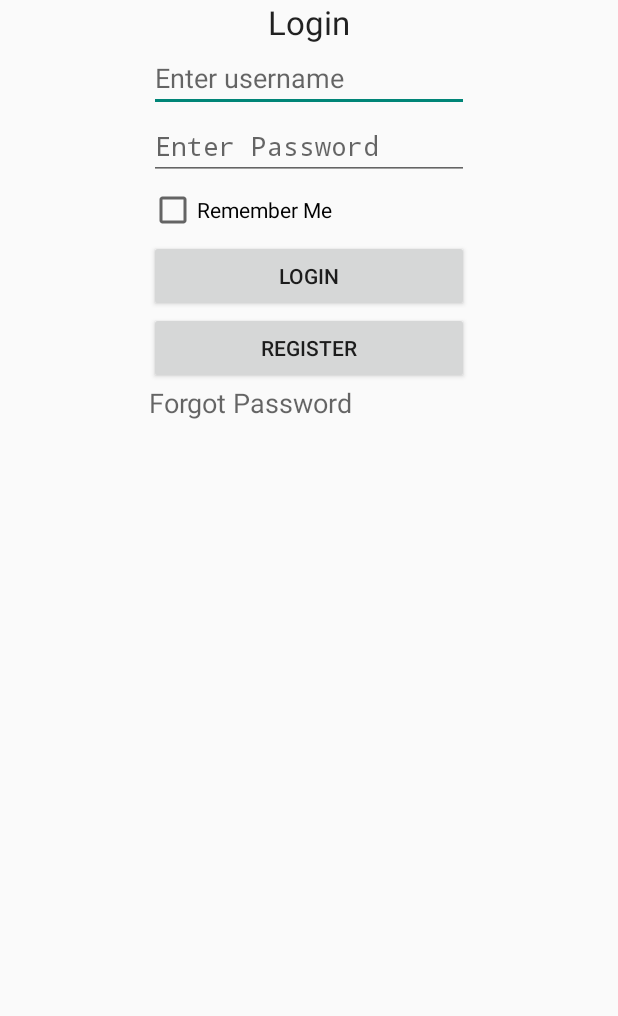
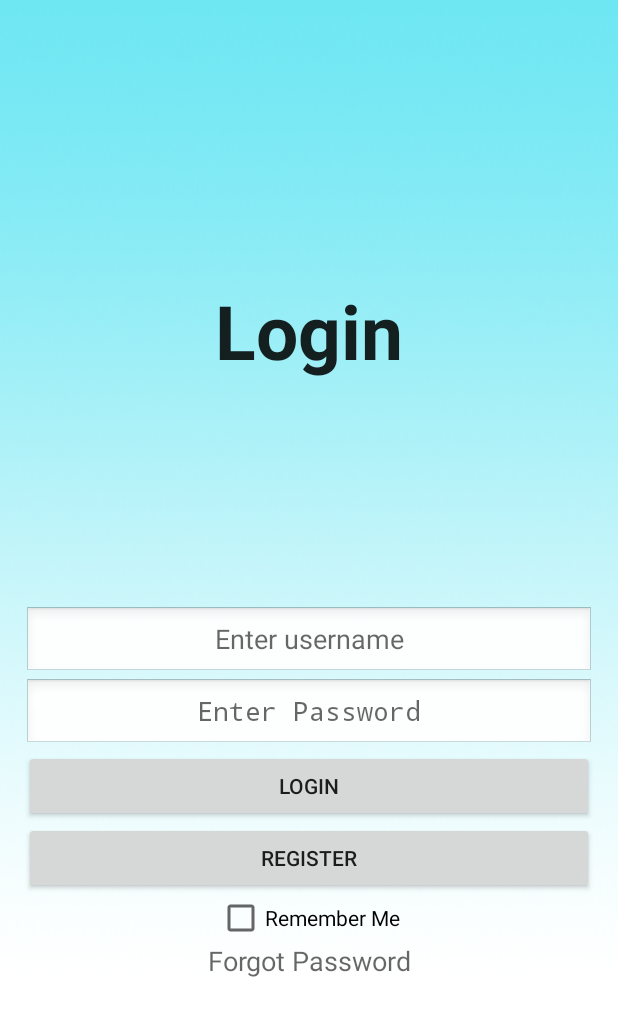
Before and after one commit to Brockify/FindMyPeepsApp, an Android app: the screen it shows after launch (Login), on a phone screen of 412 x 824 dp. Shown: the top 1016 px of the screen. Run offline under Robolectric (Android 15) with nearby library versions, the phone set to English and light mode, and no system bars.

Commit message:
Login page temp update
Added the logo and changed layout a bit, gonna keep working on it, not
done at all.

```diff
--- a/app/src/main/res/layout/activity_login.xml
+++ b/app/src/main/res/layout/activity_login.xml
@@ -1,20 +1,24 @@
 <?xml version="1.0" encoding="utf-8"?>
 <RelativeLayout xmlns:android="http://schemas.android.com/apk/res/android"
-    xmlns:tools="http://schemas.android.com/tools"
-    android:layout_width="match_parent"
-    android:layout_height="wrap_content"
-
-    android:orientation="vertical" >
+    xmlns:tools="http://schemas.android.com/tools" android:layout_width="match_parent"
+    android:layout_height="match_parent" android:paddingLeft="@dimen/activity_horizontal_margin"
+    android:paddingRight="@dimen/activity_horizontal_margin"
+    android:paddingTop="@dimen/activity_vertical_margin"
+    android:background="@drawable/background"
+    android:gravity="center_vertical|center_horizontal">
 
     <Button
         android:id="@+id/login"
-        android:layout_width="118dp"
+        android:layout_width="fill_parent"
         android:layout_height="wrap_content"
         android:layout_alignLeft="@+id/password"
         android:layout_alignRight="@+id/password"
         android:layout_below="@+id/password"
         android:text="login"
-        android:nestedScrollingEnabled="false" />
+        android:nestedScrollingEnabled="false"
+        android:layout_centerInParent="true"
+        android:layout_alignParentEnd="false"
+        android:gravity="center" />
 
     <TextView
         android:layout_width="wrap_content"
@@ -23,36 +27,47 @@
         android:text="Login"
         android:id="@+id/Log"
         android:layout_alignParentTop="true"
-        android:layout_centerHorizontal="true" />
+        android:layout_centerHorizontal="true"
+        android:paddingBottom="150dp"
+        android:textSize="50dp"
+        android:textStyle="bold" />
 
     <EditText
         android:id="@+id/username"
-        android:layout_width="wrap_content"
+        android:layout_width="fill_parent"
         android:layout_height="wrap_content"
         android:ems="10"
         android:focusable="true"
         android:hint="Enter username"
+        android:background="@android:drawable/edit_text"
+        android:textColor="@android:color/primary_text_light"
         android:imeOptions="actionNext"
         android:singleLine="true"
         android:layout_below="@+id/Log"
         android:layout_alignLeft="@+id/password"
-        android:layout_alignStart="@+id/password" />
+        android:layout_alignStart="@+id/password"
+        android:layout_centerInParent="true"
+        android:layout_alignParentEnd="false"
+        android:gravity="center" />
 
     <EditText
         android:id="@+id/password"
-        android:layout_width="wrap_content"
+        android:layout_width="fill_parent"
         android:layout_height="wrap_content"
-        android:layout_below="@+id/username"
-        android:layout_centerHorizontal="true"
+        android:background="@android:drawable/edit_text"
+        android:textColor="@android:color/primary_text_light"
         android:ems="10"
         android:hint="Enter Password"
         android:imeOptions="actionDone"
         android:password="true"
         android:singleLine="true"
-        android:layout_marginBottom="40dp"/>
+        android:layout_below="@+id/username"
+        android:layout_centerInParent="true"
+        android:layout_alignParentEnd="false"
+        android:gravity="center" />
 
     <Button
-        android:layout_width="wrap_content"
+        android:layout_width="fill_parent"
         android:layout_height="wrap_content"
         android:text="register"
         android:id="@+id/registerlog"
@@ -60,31 +75,31 @@
         android:layout_alignLeft="@+id/login"
         android:layout_alignStart="@+id/login"
         android:layout_alignRight="@+id/login"
-        android:layout_alignEnd="@+id/login" />
+        android:layout_alignEnd="@+id/login"
+        android:layout_centerInParent="true"
+        android:layout_alignParentEnd="false"
+        android:gravity="center" />
 
     <CheckBox
         android:layout_width="wrap_content"
         android:layout_height="wrap_content"
         android:text="Remember Me"
         android:id="@+id/remember"
-        android:layout_centerVertical="true"
-        android:layout_alignLeft="@+id/login"
-        android:layout_alignStart="@+id/login" />
+        android:layout_below="@+id/registerlog"
+        android:layout_centerHorizontal="true"
+        android:gravity="center_vertical|center_horizontal" />
 
     <TextView
-        android:layout_width="wrap_content"
+        android:layout_width="fill_parent"
         android:layout_height="wrap_content"
         android:textAppearance="?android:attr/textAppearanceMedium"
         android:text="Forgot Password"
         android:id="@+id/forgotbut"
-        android:layout_centerHorizontal="true"
-        android:layout_below="@+id/registerlog"
-        android:layout_alignLeft="@+id/login"
-        android:layout_alignStart="@+id/login"
-        android:layout_alignRight="@+id/login"
-        android:layout_alignEnd="@+id/login"
         android:textAlignment="center"
-        android:clickable="true" />
+        android:clickable="true"
+        android:gravity="center"
+        android:layout_below="@+id/remember"
+        android:layout_centerHorizontal="true" />
 
 
 </RelativeLayout>
```
